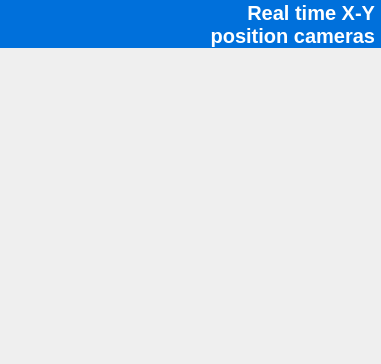
Above: apps/software/gui/Components/RealPositionCameras.ui from lainez12/KS3 before the change. Below: the same form after it.
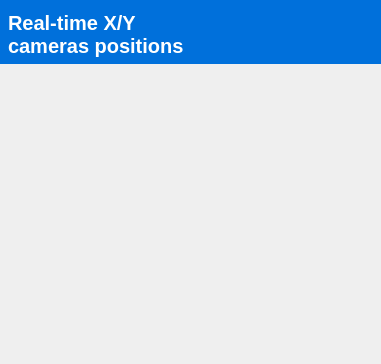
That is the form after the change. Icons and pictures are not drawn.

Commit message: refactor(ui): integrate RealPositionCameras widget and simplify layout

Diff of the .ui file:
```diff
--- a/apps/software/gui/Components/RealPositionCameras.ui
+++ b/apps/software/gui/Components/RealPositionCameras.ui
@@ -50,16 +50,60 @@
     <number>0</number>
    </property>
    <item>
+    <widget class="QWidget" name="btnContainer" native="true">
+     <property name="minimumSize">
+      <size>
+       <width>0</width>
+       <height>64</height>
+      </size>
+     </property>
+     <property name="styleSheet">
+      <string notr="true">background-color : #0070DB;
+color: #FFF;
+font-size: 20px;
+</string>
+     </property>
+     <layout class="QHBoxLayout" name="horizontalLayout" stretch="1,0">
+      <property name="spacing">
+       <number>0</number>
+      </property>
+      <property name="leftMargin">
+       <number>8</number>
+      </property>
+      <property name="topMargin">
+       <number>4</number>
+      </property>
+      <property name="rightMargin">
+       <number>8</number>
+      </property>
+      <property name="bottomMargin">
+       <number>0</number>
+      </property>
+      <item>
+       <widget class="QLabel" name="label_3">
+        <property name="font">
+         <font>
+          <pointsize>-1</pointsize>
+          <bold>true</bold>
+         </font>
+        </property>
+        <property name="text">
+         <string>Real-time X/Y
+cameras positions</string>
+        </property>
+       </widget>
+      </item>
+      <item>
     <widget class="QCheckBox" name="btnOpenClose">
-     <property name="maximumSize">
-      <size>
-       <width>16777215</width>
-       <height>73</height>
-      </size>
+        <property name="sizePolicy">
+         <sizepolicy hsizetype="Fixed" vsizetype="Fixed">
+          <horstretch>0</horstretch>
+          <verstretch>0</verstretch>
+         </sizepolicy>
      </property>
      <property name="font">
       <font>
-       <pointsize>15</pointsize>
+          <pointsize>-1</pointsize>
        <bold>true</bold>
       </font>
      </property>
@@ -70,12 +114,10 @@
       <enum>Qt::LayoutDirection::RightToLeft</enum>
      </property>
      <property name="styleSheet">
-      <string notr="true">background-color : #0070DB;
-color: #FFF;</string>
+         <string notr="true"/>
      </property>
      <property name="text">
-      <string>Real time X-Y
-position cameras</string>
+         <string/>
      </property>
      <property name="icon">
       <iconset resource="../resources.qrc">
@@ -95,6 +137,9 @@
      </property>
     </widget>
    </item>
+     </layout>
+    </widget>
+   </item>
    <item>
     <widget class="QWidget" name="backgroundWafer" native="true">
      <property name="minimumSize">
@@ -125,8 +170,8 @@
      <widget class="QLabel" name="label_2">
       <property name="geometry">
        <rect>
-        <x>260</x>
-        <y>90</y>
+        <x>220</x>
+        <y>100</y>
         <width>25</width>
         <height>25</height>
        </rect>
```
Lines whose indentation alone changed are shown as unchanged. The commit also changes 7 other files.
